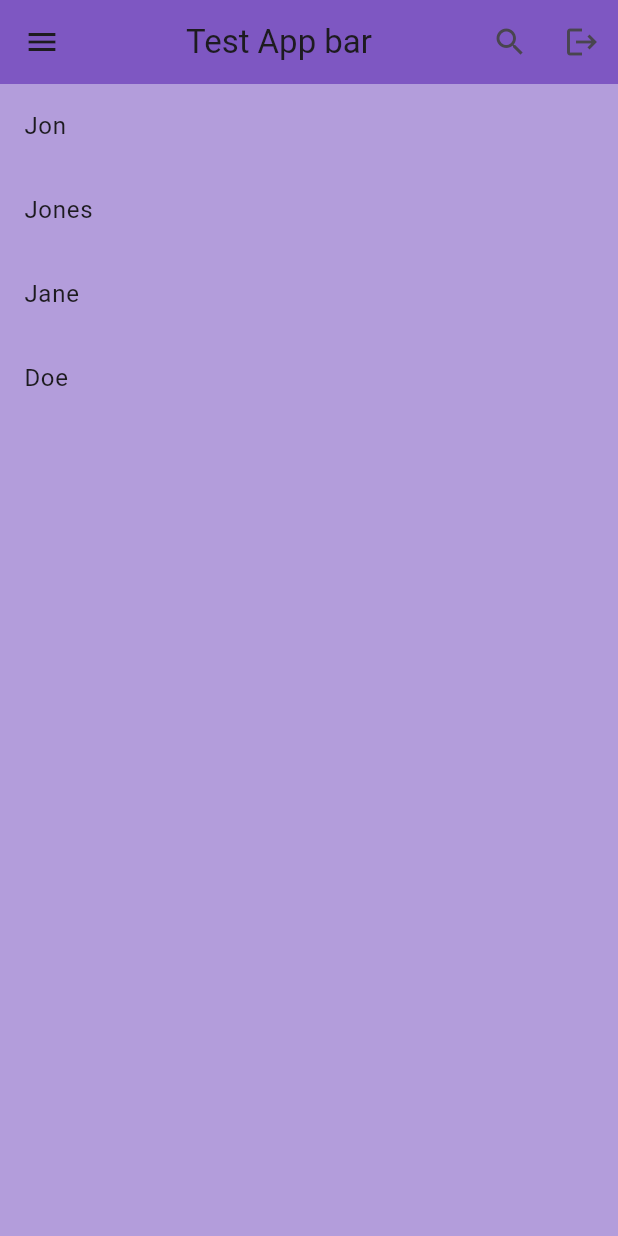
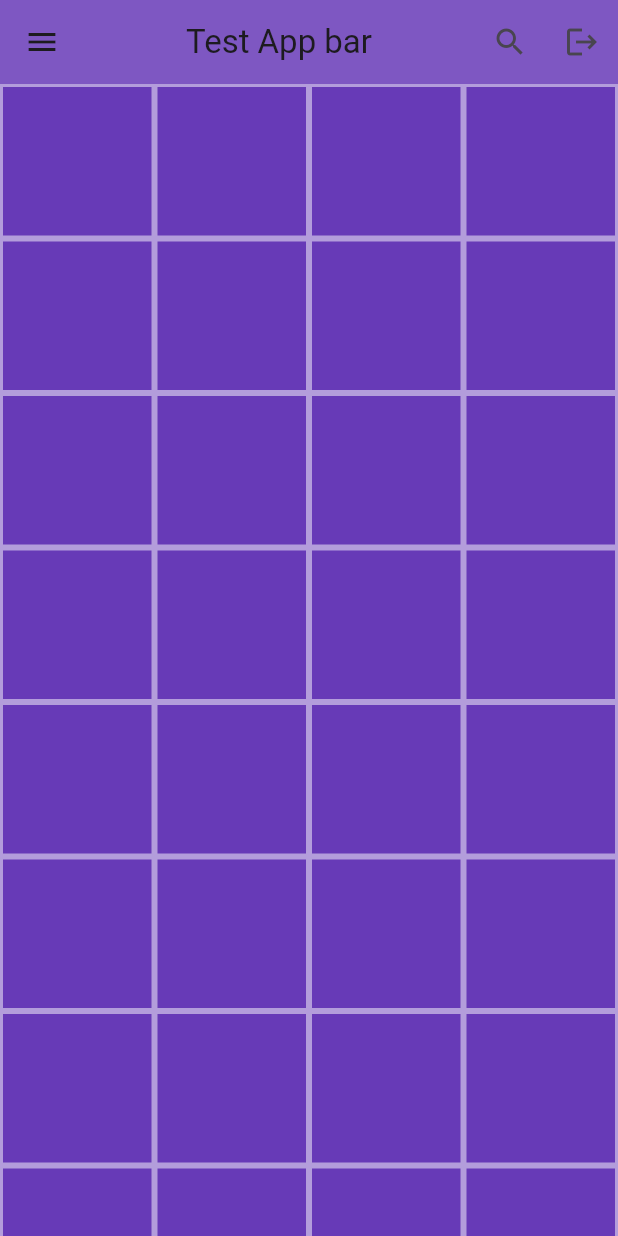
Before and after one commit to AbhayParasharhere/ToDoFlutter, a Flutter app: the screen it shows after launch, on a phone screen of 412 x 824 dp. Run offline on Flutter 3.47's test engine with Material 3 defaults, Android fonts, the phone set to English and light mode, and no system bars.

Commit message:
Test grid view builder widget

```diff
--- a/to_do_flutter/lib/main.dart
+++ b/to_do_flutter/lib/main.dart
@@ -1,3 +1,5 @@
+// ignore_for_file: prefer_const_constructors
+
 import 'package:flutter/cupertino.dart';
 import 'package:flutter/material.dart';
 import 'package:flutter/rendering.dart';
@@ -25,41 +27,15 @@ class MyApp extends StatelessWidget {
                   IconButton(onPressed: () {}, icon: Icon(Icons.search)),
                   IconButton(onPressed: () {}, icon: Icon(Icons.logout)),
                 ]),
-          body: ListView.builder(
-              itemCount: names.length,
-              itemBuilder: (context, index) => ListTile(
-                    title: Text(names[index]),
-                  ))),
-      // ListView(
-      //   scrollDirection: Axis.vertical, // Can be horizontal or vertical
-      //   children: [
-
-      //     Expanded(
-      //         flex: 1, child: Container(height: 350, color: Colors.red)),
-      //     Expanded(
-      //         flex: 2, child: Container(height: 350, color: Colors.blue)),
-      //     Expanded(
-      //       child: Container(
-      //         height: 500,
-      //         decoration: BoxDecoration(
-      //           color: Colors.deepPurple,
-      //           borderRadius: BorderRadius.circular(20.0),
-      //         ),
-      //         padding: EdgeInsets.all(25.0),
-      //         // padding: EdgeInsets.only(left: 10.0),
-      //         // padding: EdgeInsets.symmetric(horizontal: 10.0,vertical:20.0),
-      //         child: Text(
-      //           "TEST text widget",
-      //           style: TextStyle(
-      //               color: Colors.white,
-      //               fontSize: 20,
-      //               fontWeight: FontWeight.bold),
-      //         ),
-      //       ),
-      //     )
-      //     // color: Colors.deepPurple,
-      //   ],
-      // )),
-    );
+            body: GridView.builder(
+                itemCount: 64,
+                gridDelegate:
+                    // Grid delegate controls how many items are displayed in a row
+                    SliverGridDelegateWithFixedCrossAxisCount(
+                        crossAxisCount: 4),
+                itemBuilder: (context, index) => Container(
+                      color: Colors.deepPurple,
+                      margin: EdgeInsets.all(2),
+                    ))));
   }
 }
```
Lines whose indentation alone changed are shown as unchanged.
